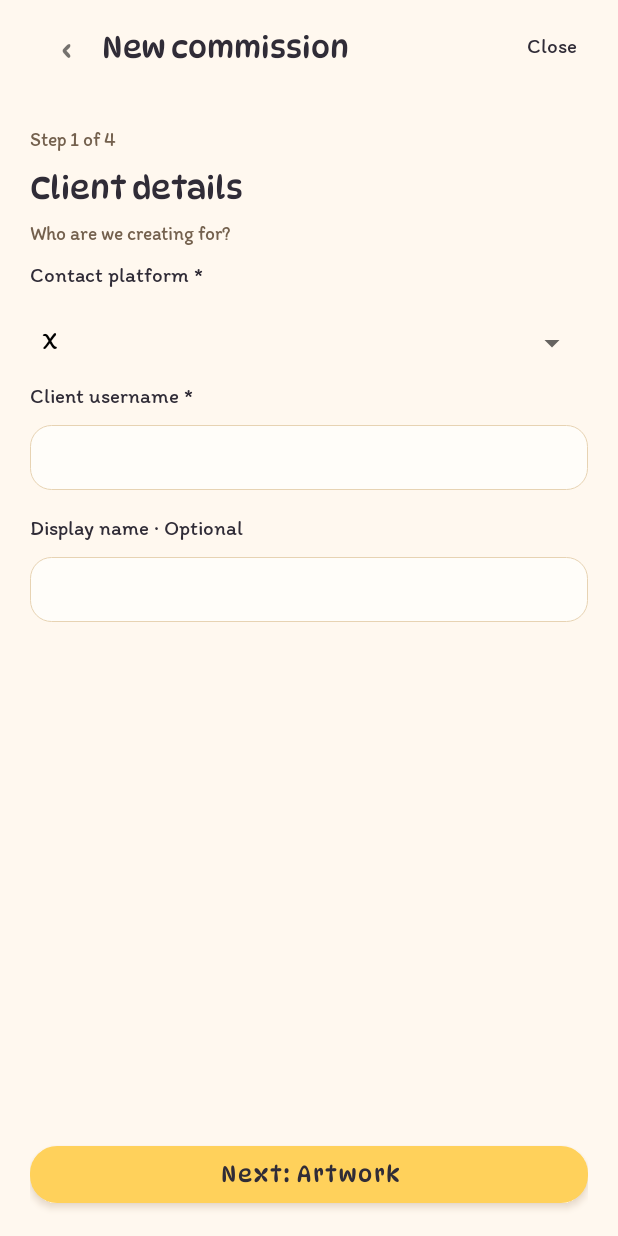
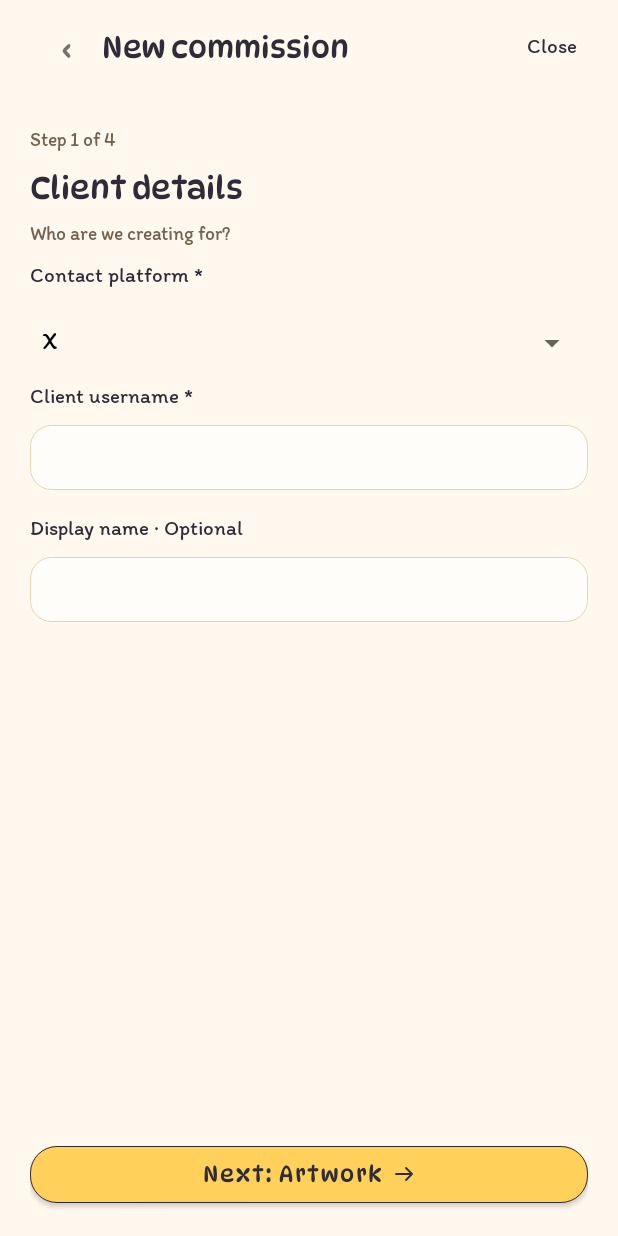
Before and after one commit to yezdenz/obra, an Android app: the FormActivity screen opened directly, with no data from a screen before it, on a phone screen of 412 x 824 dp. Run offline under Robolectric (Android 15) with nearby library versions, the phone set to English and light mode, and no system bars.

Commit message:
Match wireframe buttons with dark outlines and subtle shadows

```diff
--- a/OBRA/app/src/main/java/com/obra/studio/ui/BaseActivity.kt
+++ b/OBRA/app/src/main/java/com/obra/studio/ui/BaseActivity.kt
@@ -135,7 +135,25 @@ open class BaseActivity: AppCompatActivity() {
     }
     fun shape(color: Int, radius: Int=22, outline: Boolean=false) = GradientDrawable().apply { setColor(color); cornerRadius=dp(radius).toFloat(); if(outline)setStroke(dp(1),outlineTone) }
     fun text(value: String, size: Int=15, title: Boolean=false, parent: LinearLayout=body): TextView = TextView(this).apply { text=value; textSize=size.toFloat(); setTextColor(ink); typeface=if(title)heading else supporting; setLineSpacing(dp(3).toFloat(),1f); parent.addView(this, LinearLayout.LayoutParams(-1,-2).apply { bottomMargin=dp(8) }) }
-    fun button(label: String, parent: LinearLayout=body, primary: Boolean=false, action: ()->Unit): MaterialButton = MaterialButton(this).apply { text=label; isAllCaps=false; typeface=heading; textSize=15f; setTextColor(ink); backgroundTintList=android.content.res.ColorStateList.valueOf(if(primary)yellow else surface); cornerRadius=dp(18); minHeight=dp(50); setPadding(dp(12),dp(5),dp(12),dp(5)); stateListAnimator=null;softShadow(this);parent.addView(this,LinearLayout.LayoutParams(-1,-2).apply { bottomMargin=dp(8) }); setOnClickListener { action() } }
+    fun button(label: String, parent: LinearLayout=body, primary: Boolean=false, action: ()->Unit): MaterialButton = MaterialButton(this).apply {
+        text=label;isAllCaps=false;typeface=heading;textSize=15f;setTextColor(ink)
+        backgroundTintList=android.content.res.ColorStateList.valueOf(if(primary)yellow else surface)
+        cornerRadius=dp(18);strokeWidth=dp(1)
+        strokeColor=android.content.res.ColorStateList.valueOf(ink)
+        minHeight=dp(50);setPadding(dp(12),dp(5),dp(12),dp(5))
+        stateListAnimator=null;softShadow(this,2)
+        if(android.os.Build.VERSION.SDK_INT>=28) {
+            outlineAmbientShadowColor=ink;outlineSpotShadowColor=ink
+        }
+        if(label.startsWith("Next:")) {
+            setIconResource(R.drawable.ic_arrow_forward)
+            iconGravity=MaterialButton.ICON_GRAVITY_TEXT_END
+            iconTint=android.content.res.ColorStateList.valueOf(ink)
+            iconSize=dp(16);iconPadding=dp(8)
+        }
+        parent.addView(this,LinearLayout.LayoutParams(-1,-2).apply { bottomMargin=dp(8) })
+        setOnClickListener { action() }
+    }
     fun uploadButton(label: String, parent: LinearLayout=body, action: ()->Unit): MaterialButton =
         button(label,parent,action=action).apply {
             setIconResource(R.drawable.ic_add_photo)
--- a/OBRA/app/src/main/java/com/obra/studio/ui/MainActivity.kt
+++ b/OBRA/app/src/main/java/com/obra/studio/ui/MainActivity.kt
@@ -136,7 +136,7 @@ class MainActivity: BaseActivity() {
                 textSize=12f;gravity=Gravity.CENTER;textAlignment=View.TEXT_ALIGNMENT_CENTER
                 setPadding(dp(5),dp(5),dp(5),dp(5))
                 minimumWidth=0;insetLeft=0;insetRight=0
-                strokeWidth=dp(1);strokeColor=android.content.res.ColorStateList.valueOf(outlineTone)
+                strokeWidth=dp(1);strokeColor=android.content.res.ColorStateList.valueOf(ink)
                 contentDescription="$label commissions"
                 isSelected=status==filter
                 layoutParams=LinearLayout.LayoutParams(0,-2,1f).apply {
--- /dev/null
+++ b/OBRA/app/src/main/res/drawable/ic_arrow_forward.xml
@@ -0,0 +1,6 @@
+<vector xmlns:android="http://schemas.android.com/apk/res/android"
+    android:width="24dp" android:height="24dp" android:viewportWidth="24" android:viewportHeight="24">
+    <path android:fillColor="@android:color/transparent" android:strokeColor="#302C37"
+        android:strokeWidth="1.8" android:strokeLineCap="round" android:strokeLineJoin="round"
+        android:pathData="M4,12L20,12M14,6L20,12L14,18" />
+</vector>
```
